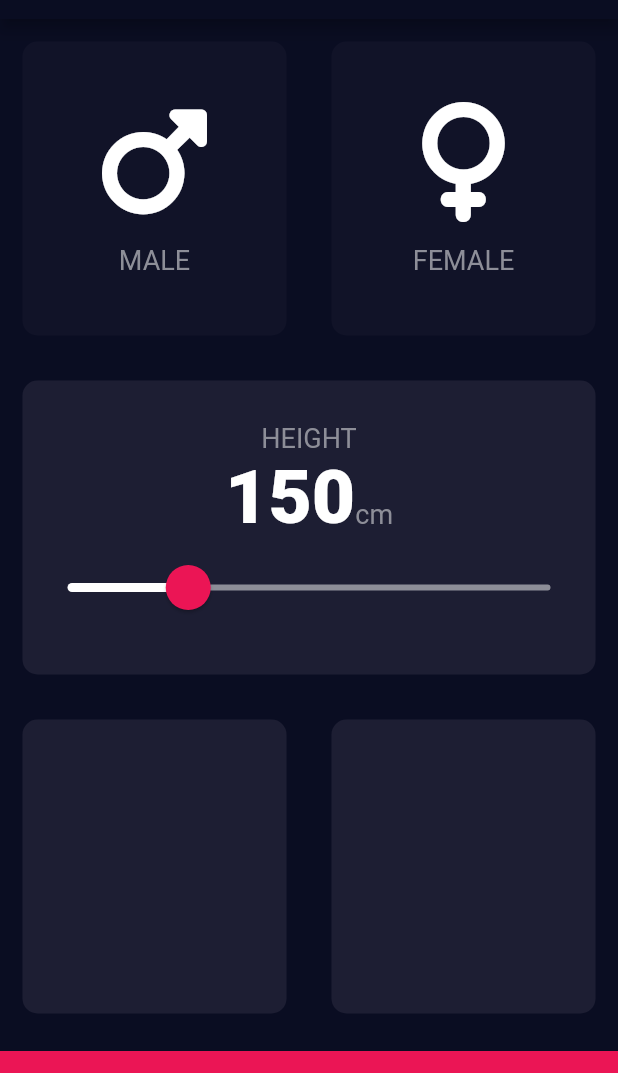
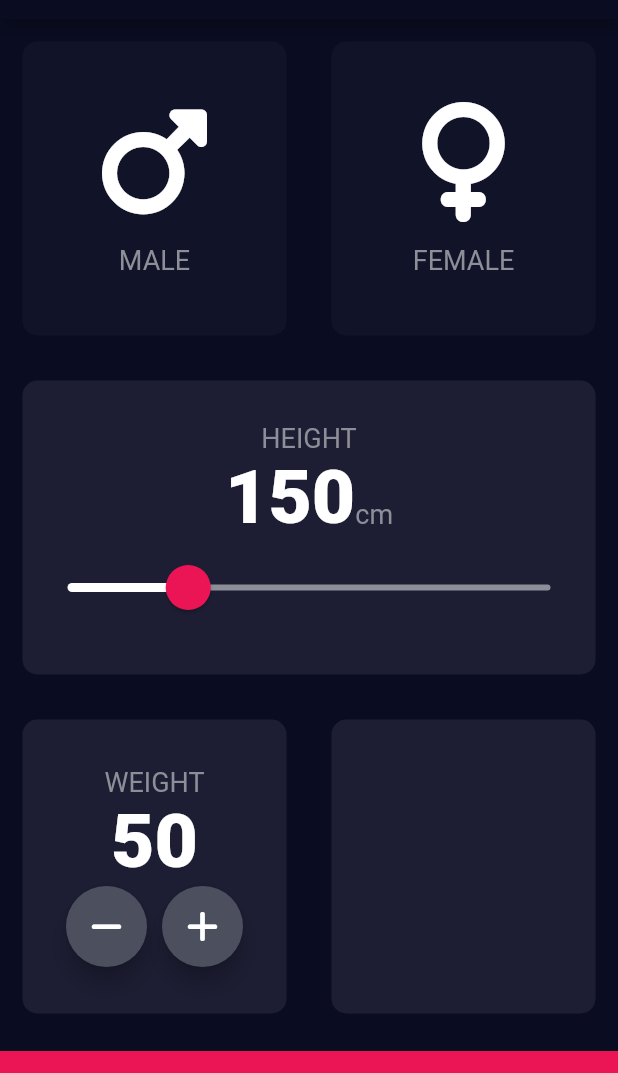
Before and after one commit to OstrichFarmer/bmi---calculator, a Flutter app: the screen it shows after launch, on a phone screen of 412 x 824 dp, the part 65-1138 px from its top. Run offline on Flutter 3.47's test engine with Material 2 defaults, Android fonts, the phone set to English and light mode, and no system bars; our stand-ins replace font_awesome_flutter.

Commit message:
created the weight card

```diff
--- a/lib/input_page.dart
+++ b/lib/input_page.dart
@@ -17,6 +17,7 @@ class InputPage extends StatefulWidget {
 class _InputPageState extends State<InputPage> {
   Gender selectedGender;
   int height = 150;
+  int weight = 50;
 
   @override
   Widget build(BuildContext context) {
@@ -115,6 +116,33 @@ class _InputPageState extends State<InputPage> {
                   Expanded(
                     child: ReuseableCard(
                       colour: kActiveCardColor,
+                      cardChild: Column(
+                        mainAxisAlignment: MainAxisAlignment.center,
+                        children: [
+                          const Text(
+                            'WEIGHT',
+                            style: kLabelTextStyle,
+                          ),
+                          Text(
+                            weight.toString(),
+                            style: kNumberTextStyle,
+                          ),
+                          Row(
+                            mainAxisAlignment: MainAxisAlignment.center,
+                            children: [
+                              RoundIconButton(
+                                icon: FontAwesomeIcons.minus,
+                              ),
+                              const SizedBox(
+                                width: 10,
+                              ),
+                              RoundIconButton(
+                                icon: FontAwesomeIcons.plus,
+                              ),
+                            ],
+                          ),
+                        ],
+                      ),
                     ),
                   ),
                   Expanded(
@@ -135,3 +163,19 @@ class _InputPageState extends State<InputPage> {
         ));
   }
 }
+
+class RoundIconButton extends StatelessWidget {
+  RoundIconButton({this.icon});
+  final IconData icon;
+  @override
+  Widget build(BuildContext context) {
+    return RawMaterialButton(
+      fillColor: const Color(0XFF4C4F5E),
+      child: Icon(icon),
+      onPressed: () {},
+      elevation: 6,
+      shape: const CircleBorder(),
+      constraints: const BoxConstraints.tightFor(height: 54, width: 54),
+    );
+  }
+}
```
